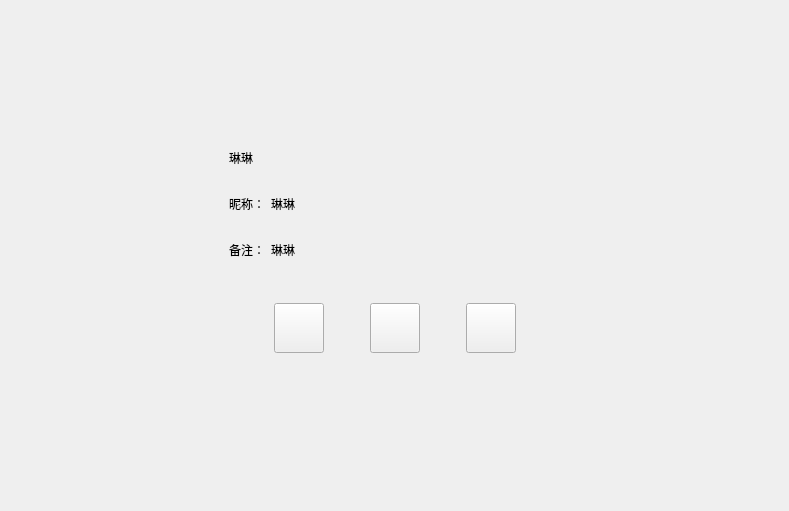
Qt form client/friendinfopage.ui (beiyue99/wjfchat) before a commit.
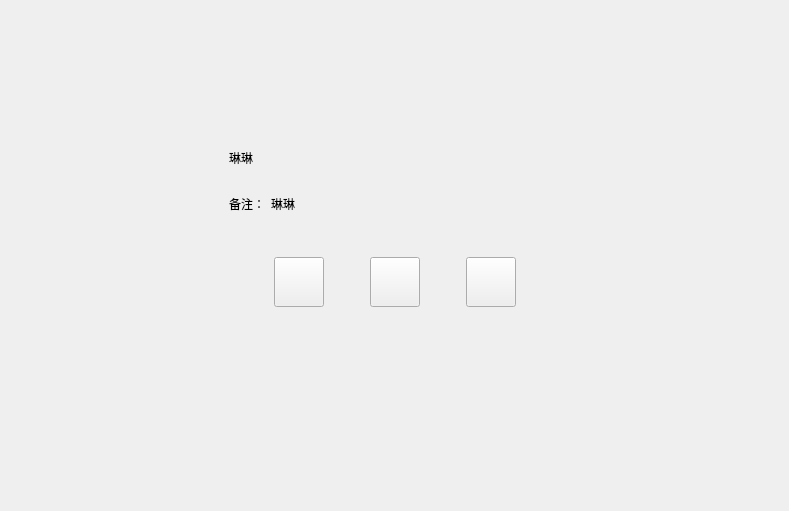
The same form after that commit. Custom widgets are drawn as their Qt base class.

```diff
--- a/client/friendinfopage.ui
+++ b/client/friendinfopage.ui
@@ -132,75 +132,6 @@
            </layout>
           </widget>
          </item>
-         <item>
-          <widget class="QWidget" name="widget_2" native="true">
-           <property name="minimumSize">
-            <size>
-             <width>0</width>
-             <height>40</height>
-            </size>
-           </property>
-           <property name="maximumSize">
-            <size>
-             <width>16777215</width>
-             <height>40</height>
-            </size>
-           </property>
-           <layout class="QHBoxLayout" name="horizontalLayout_3">
-            <property name="leftMargin">
-             <number>0</number>
-            </property>
-            <property name="topMargin">
-             <number>0</number>
-            </property>
-            <property name="rightMargin">
-             <number>0</number>
-            </property>
-            <property name="bottomMargin">
-             <number>0</number>
-            </property>
-            <item>
-             <widget class="QLabel" name="nick_tip">
-              <property name="minimumSize">
-               <size>
-                <width>0</width>
-                <height>30</height>
-               </size>
-              </property>
-              <property name="maximumSize">
-               <size>
-                <width>50</width>
-                <height>30</height>
-               </size>
-              </property>
-              <property name="text">
-               <string>昵称：</string>
-              </property>
-             </widget>
-            </item>
-            <item>
-             <widget class="QLabel" name="nick_lb">
-              <property name="text">
-               <string>琳琳</string>
-              </property>
-             </widget>
-            </item>
-            <item>
-             <spacer name="horizontalSpacer_2">
-              <property name="orientation">
-               <enum>Qt::Horizontal</enum>
-              </property>
-              <property name="sizeHint" stdset="0">
-               <size>
-                <width>40</width>
-                <height>20</height>
-               </size>
-              </property>
-             </spacer>
-            </item>
-           </layout>
-          </widget>
-         </item>
          <item>
           <widget class="QWidget" name="widget_5" native="true">
            <property name="minimumSize">
```
Left out of the diff: 19 changed lines with no effect on the pictures.
